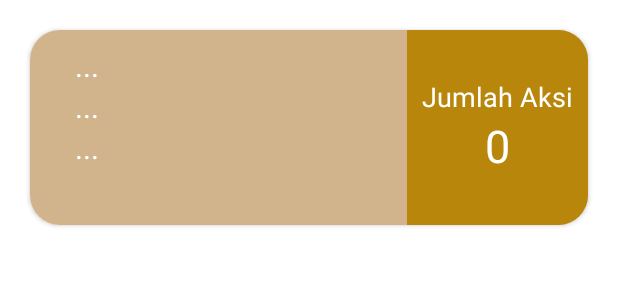
After one commit to Dwi-Kumara-W/kotlin-tes-requirement, an Android app: the layout item_order.xml on its own in the app's theme, with its tools: preview values and no code run, on a phone screen of 412 x 824 dp. The commit adds this screen. Shown: the top 300 px of the screen. Run offline under Robolectric (Android 15) with nearby library versions, the phone set to English and light mode, and no system bars.

Commit message:
add adapter, model, ApiEndpoint order and img data null order

```diff
--- a/app/build.gradle
+++ b/app/build.gradle
@@ -43,4 +43,6 @@ dependencies {
 
     implementation 'com.squareup.retrofit2:retrofit:2.9.0'
     implementation 'com.squareup.retrofit2:converter-gson:2.9.0'
+
+    implementation 'androidx.swiperefreshlayout:swiperefreshlayout:1.1.0-beta01'
 }
--- a/app/src/main/java/com/example/test_recruitment/retrofit/ApiEndpoint.kt
+++ b/app/src/main/java/com/example/test_recruitment/retrofit/ApiEndpoint.kt
@@ -1,9 +1,11 @@
 package com.example.test_recruitment.retrofit
 
 import com.example.test_recruitment.model.ResponseLogin
+import com.example.test_recruitment.model.ResponseOrder
 import retrofit2.Call
 import retrofit2.http.Field
 import retrofit2.http.FormUrlEncoded
+import retrofit2.http.GET
 import retrofit2.http.POST
 
 interface ApiEndpoint {
@@ -15,4 +17,7 @@ interface ApiEndpoint {
         @Field("password") password: String?
     ): Call<ResponseLogin>?
 
+    @GET("retrieve_order.php")
+    fun getOrder(): Call<ResponseOrder>
+
 }
--- /dev/null
+++ b/app/src/main/res/layout/item_order.xml
@@ -0,0 +1,83 @@
+<?xml version="1.0" encoding="utf-8"?>
+<androidx.cardview.widget.CardView
+    xmlns:android="http://schemas.android.com/apk/res/android"
+    android:layout_width="match_parent"
+    android:layout_height="130dp"
+    xmlns:app="http://schemas.android.com/apk/res-auto"
+    app:cardCornerRadius="20dp"
+    android:layout_marginTop="20dp"
+    android:layout_marginStart="20dp"
+    android:layout_marginLeft="8dp"
+    android:layout_marginEnd="20dp">
+
+    <LinearLayout
+        android:layout_width="match_parent"
+        android:layout_height="match_parent"
+        android:background="#D2B48C"
+        android:orientation="horizontal">
+
+        <LinearLayout
+            android:layout_width="match_parent"
+            android:layout_height="match_parent"
+            android:orientation="vertical"
+            android:padding="10dp"
+            android:layout_weight="1">
+
+            <TextView
+                android:id="@+id/item_target"
+                android:layout_width="wrap_content"
+                android:layout_height="wrap_content"
+                android:text="..."
+                android:textColor="@color/white"
+                android:textSize="20dp"
+                android:layout_marginLeft="20dp"/>
+
+            <TextView
+                android:id="@+id/item_nama_produk"
+                android:layout_width="wrap_content"
+                android:layout_height="wrap_content"
+                android:text="..."
+                android:textColor="@color/white"
+                android:textSize="20dp"
+                android:layout_marginLeft="20dp"/>
+
+            <TextView
+                android:id="@+id/item_status"
+                android:layout_width="wrap_content"
+                android:layout_height="wrap_content"
+                android:text="..."
+                android:textColor="@color/white"
+                android:textSize="20dp"
+                android:layout_marginLeft="20dp"/>
+
+        </LinearLayout>
+
+        <LinearLayout
+            android:layout_width="wrap_content"
+            android:layout_height="match_parent"
+            android:background="#B8860B"
+            android:padding="10dp"
+            android:gravity="center"
+            android:orientation="vertical">
+
+            <TextView
+                android:layout_width="wrap_content"
+                android:layout_height="wrap_content"
+                android:textColor="@color/white"
+                android:text="Jumlah Aksi"
+                android:textSize="18sp"/>
+
+            <TextView
+                android:id="@+id/item_jumlah_aksi"
+                android:layout_width="wrap_content"
+                android:layout_height="wrap_content"
+                android:textColor="@color/white"
+                android:text="0"
+                android:textSize="30sp"/>
+
+        </LinearLayout>
+
+    </LinearLayout>
+
+
+</androidx.cardview.widget.CardView>
```
Also changed, not shown: app/src/main/java/com/example/test_recruitment/adapter/orderadapter.kt (added, +40 -0 lines), app/src/main/java/com/example/test_recruitment/model/ResponseOrder.kt (added, +14 -0 lines), app/src/main/java/com/example/test_recruitment/order.kt (+73 -1 lines), app/src/main/res/layout/activity_order.xml (+30 -1 lines), app/src/main/res/drawable-hdpi/icon_data_null.png (added), app/src/main/res/drawable-ldpi/icon_data_null.png (added), app/src/main/res/drawable-mdpi/icon_data_null.png (added), app/src/main/res/drawable-xhdpi/icon_data_null.png (added), app/src/main/res/drawable-xxhdpi/icon_data_null.png (added), app/src/main/res/drawable-xxxhdpi/icon_data_null.png (added).
